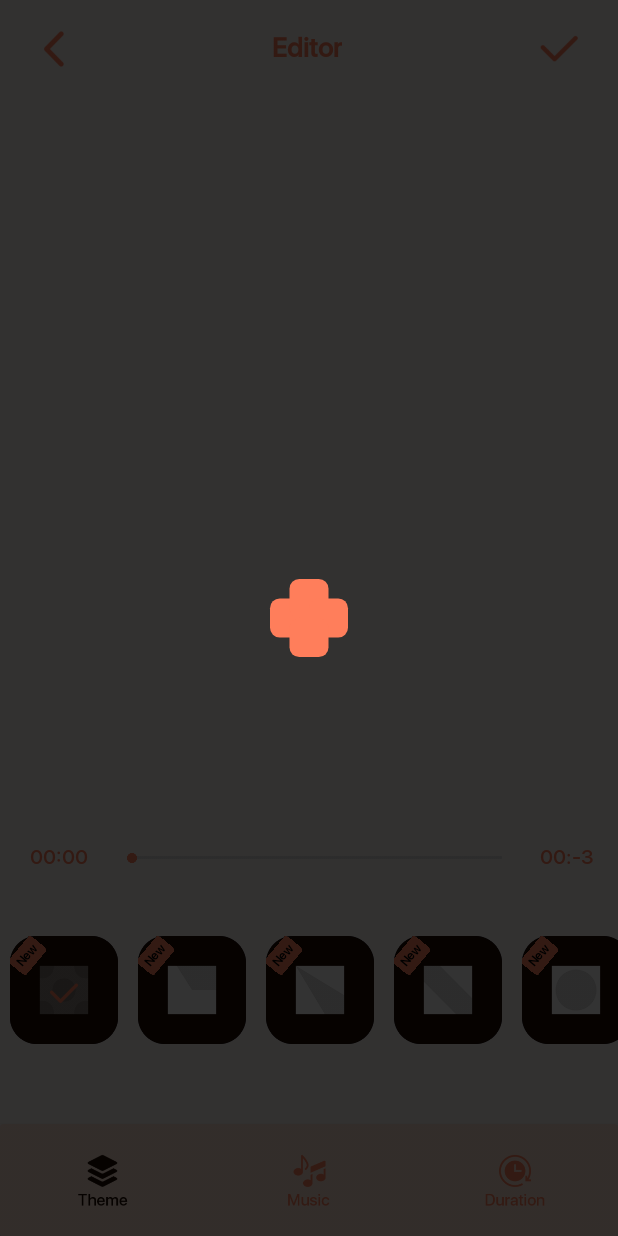
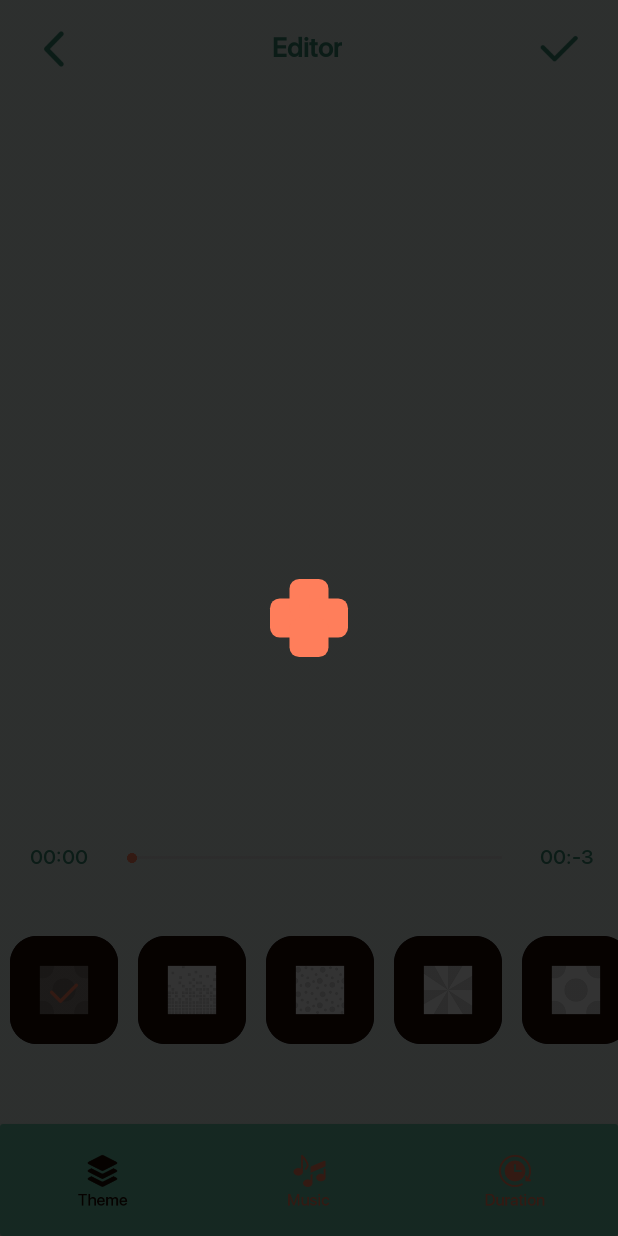
Before and after one commit to Naos-Team/PhotoMaker, an Android app: the VideoThemeActivity screen opened directly, with no data from a screen before it, on a phone screen of 412 x 824 dp. Run offline under Robolectric (Android 15) with nearby library versions, the phone set to English and light mode, and no system bars; our stand-ins replace AdMob, sdp/ssp sizes; libraries missing offline, so code that uses them is left out: com.applovin.mediation, com.applovin.sdk, com.onesignal; pictures from the network do not load; 6 statements that could not run were skipped.

Commit message:
Tuyen commit: fix somethingg

```diff
--- a/app/src/main/java/com/kessi/photovideomaker/activities/songpicker/SongGalleryActivity.java
+++ b/app/src/main/java/com/kessi/photovideomaker/activities/songpicker/SongGalleryActivity.java
@@ -844,7 +844,7 @@
     }
 
     void resetPositions() {
-        mStartPos = mPVMWSWaveformView.secondsToPixels(0.0d);
+        mStartPos = mPVMWSWaveformView.secondsToPixels(3.0d);
         mEndPos = mPVMWSWaveformView.secondsToPixels((double) mMaxPos);
     }
 
@@ -1205,7 +1205,7 @@
 
             if (mSelectedChoice == pos){
                 holder.iv.setImageResource(R.drawable.music_press);
-                holder.musicName.setTextColor(getColor(R.color.toptextcolor));
+                holder.musicName.setTextColor(getColor(R.color.music_selected));
             }else {
                 holder.iv.setImageResource(R.drawable.smusic_ic);
                 holder.musicName.setTextColor(getColor(R.color.text_music));
--- a/app/src/main/java/com/kessi/photovideomaker/activities/videoeditor/VideoThemeActivity.java
+++ b/app/src/main/java/com/kessi/photovideomaker/activities/videoeditor/VideoThemeActivity.java
@@ -24,6 +24,7 @@
 import android.view.animation.AlphaAnimation;
 import android.view.animation.Animation;
 import android.view.animation.Animation.AnimationListener;
+import android.widget.Button;
 import android.widget.FrameLayout;
 import android.widget.ImageView;
 import android.widget.LinearLayout;
@@ -123,7 +124,7 @@
     FrameLayout scaleCard;
     public static File logFile = new File(FileUtils.TEMP_DIRECTORY, "video.txt");
 
-    ImageView img_btn_yes, img_btn_no;
+    Button img_btn_yes, img_btn_no;
     LinearLayout maindailog;
 
 
@@ -1189,15 +1190,15 @@
     void popuplayout_dialog() {
 
         RelativeLayout.LayoutParams params4 = new RelativeLayout.LayoutParams(
-                getResources().getDisplayMetrics().widthPixels * 270 / 1080,
-                getResources().getDisplayMetrics().heightPixels * 106 / 1920);
+                getResources().getDisplayMetrics().widthPixels * 300 / 1080,
+                getResources().getDisplayMetrics().heightPixels * 130 / 1920);
         params4.addRule(RelativeLayout.CENTER_IN_PARENT);
         img_btn_yes.setLayoutParams(params4);
         img_btn_no.setLayoutParams(params4);
 
         RelativeLayout.LayoutParams params5 = new RelativeLayout.LayoutParams(
                 getResources().getDisplayMetrics().widthPixels * 840 / 1080,
-                getResources().getDisplayMetrics().heightPixels * 415 / 1920);
+                getResources().getDisplayMetrics().heightPixels * 500 / 1920);
         params5.addRule(RelativeLayout.CENTER_IN_PARENT);
         maindailog.setLayoutParams(params5);
     }
--- a/app/src/main/java/com/kessi/photovideomaker/util/AdManager.java
+++ b/app/src/main/java/com/kessi/photovideomaker/util/AdManager.java
@@ -54,7 +54,7 @@
 
 public class AdManager {
     public static int adCounter = 1;
-    public static int adDisplayCounter = 4;
+    public static int adDisplayCounter = 0;
 
     public static boolean isloadFbMAXAd = true;
 
@@ -129,7 +129,7 @@
     }
 
     public static void showInterAd(final Activity context, final Intent intent, final int requestCode) {
-        if (adCounter == adDisplayCounter && mInterstitialAd != null) {
+        if (adCounter == adDisplayCounter && mInterstitialAd != null && false) {
             adCounter = 1;
             mInterstitialAd.setFullScreenContentCallback(new FullScreenContentCallback() {
                 @Override
@@ -471,7 +471,7 @@
     public static void showMaxInterstitial(final Activity context, final Intent intent, final int requestCode) {
         maxIntent = intent;
         maxRequstCode = requestCode;
-        if (adCounter == adDisplayCounter && maxInterstitialAd != null && maxInterstitialAd.isReady()) {
+        if (adCounter == adDisplayCounter && maxInterstitialAd != null && maxInterstitialAd.isReady() &&false) {
             adCounter = 1;
             maxInterstitialAd.showAd();
         } else {
--- a/app/src/main/java/vcarry/adapters/ThemeAdapter.java
+++ b/app/src/main/java/vcarry/adapters/ThemeAdapter.java
@@ -37,13 +37,12 @@
         private View clickableView;
         private ImageView ivThumb;
         private View mainView;
-        private TextView tvThemeNew;
+        //private TextView tvThemeNew;
 
         public Holder(View v) {
             super(v);
             this.cbSelect = (ImageView) v.findViewById(R.id.cbSelect);
             this.ivThumb = (ImageView) v.findViewById(R.id.ivThumb);
-            this.tvThemeNew = (TextView) v.findViewById(R.id.tvThemeNew);
             this.clickableView = v.findViewById(R.id.clickableView);
             this.mainView = v;
         }
@@ -70,12 +69,12 @@
     public void onBindViewHolder(Holder holder, @SuppressLint("RecyclerView") final int pos) {
         KessiTheme PVMWSThemes = (KessiTheme) this.list.get(pos);
         Glide.with(this.application).load(Integer.valueOf(PVMWSThemes.getThemeDrawable())).into(holder.ivThumb);
-
-        if (pos<7){
-            holder.tvThemeNew.setVisibility(View.VISIBLE);
-        }else {
-            holder.tvThemeNew.setVisibility(View.GONE);
-        }
+//
+//        if (pos<7){
+//            holder.tvThemeNew.setVisibility(View.VISIBLE);
+//        }else {
+//            holder.tvThemeNew.setVisibility(View.GONE);
+//        }
 
         holder.cbSelect.setVisibility(View.GONE);
         if (position == pos){
--- a/app/src/main/res/drawable/bg_duration_item.xml
+++ b/app/src/main/res/drawable/bg_duration_item.xml
@@ -3,8 +3,8 @@
     android:shape="rectangle">
     <solid android:color="#0D000000"/>
     <corners android:radius="20dp"/>
-    <stroke android:color="@color/black"
-        android:width="2dp"/>
+    <stroke android:color="#286F5A"
+        android:width="1dp"/>
     <size android:width="200dp"
         android:height="200dp"/>
 </shape>
--- /dev/null
+++ b/app/src/main/res/drawable/bg_splash_creeen.xml
@@ -0,0 +1,6 @@
+<shape xmlns:android="http://schemas.android.com/apk/res/android">
+    <gradient
+        android:startColor="#388A72"
+        android:endColor="@color/mainbgcolor"
+        android:angle="90"/>
+</shape>
--- a/app/src/main/res/layout/activity_songgallery.xml
+++ b/app/src/main/res/layout/activity_songgallery.xml
@@ -68,7 +68,7 @@
                 android:id="@+id/waveform"
                 android:layout_width="match_parent"
                 android:layout_height="match_parent"
-                android:paddingStart="10dp" />
+                android:paddingStart="20dp" />
 
             <vcarry.view.MarkerView
                 android:id="@+id/startmarker"
@@ -204,7 +204,7 @@
 
         <androidx.recyclerview.widget.RecyclerView
             android:id="@+id/rvMusicList"
-            android:background="@color/bottom_bg_color"
+            android:background="#b5e3d4"
             android:layout_width="match_parent"
             android:layout_height="match_parent"
             android:layout_weight="1.0" />
--- a/app/src/main/res/layout/activity_splash.xml
+++ b/app/src/main/res/layout/activity_splash.xml
@@ -11,8 +11,8 @@
         android:id="@+id/bgIV"
         android:layout_width="match_parent"
         android:layout_height="match_parent"
-        android:scaleType="fitXY"
-        tools:src="@drawable/splash_bg"/>
+        android:background="@drawable/bg_splash_creeen"
+        android:scaleType="fitXY" />
 
     <LinearLayout
         android:layout_width="match_parent"
--- a/app/src/main/res/layout/theme_items.xml
+++ b/app/src/main/res/layout/theme_items.xml
@@ -31,19 +31,19 @@
         android:layout_height="match_parent"
         android:clickable="true" />
 
-    <TextView
-        android:id="@+id/tvThemeNew"
-        android:layout_width="@dimen/_18sdp"
-        android:layout_height="@dimen/_12sdp"
-        android:rotation="-50"
-        android:layout_marginTop="@dimen/_4sdp"
-        android:layout_gravity="bottom"
-        android:text="New"
-        android:background="@drawable/lbg"
-        android:gravity="center"
-        android:maxLines="1"
-        android:singleLine="true"
-        android:textStyle="bold"
-        android:textColor="@color/black"
-        android:textSize="@dimen/_6sdp" />
+<!--    <TextView-->
+<!--        android:id="@+id/tvThemeNew"-->
+<!--        android:layout_width="@dimen/_18sdp"-->
+<!--        android:layout_height="@dimen/_12sdp"-->
+<!--        android:rotation="-50"-->
+<!--        android:layout_marginTop="@dimen/_4sdp"-->
+<!--        android:layout_gravity="bottom"-->
+<!--        android:text="New"-->
+<!--        android:background="@drawable/lbg"-->
+<!--        android:gravity="center"-->
+<!--        android:maxLines="1"-->
+<!--        android:singleLine="true"-->
+<!--        android:textStyle="bold"-->
+<!--        android:textColor="@color/black"-->
+<!--        android:textSize="@dimen/_6sdp" />-->
 </RelativeLayout>
--- a/app/src/main/res/layout/video_preview.xml
+++ b/app/src/main/res/layout/video_preview.xml
@@ -382,8 +382,7 @@
                 android:id="@+id/llEdit"
                 android:layout_width="match_parent"
                 android:layout_height="match_parent"
-                android:orientation="horizontal"
-                android:weightSum="4">
+                android:orientation="horizontal">
 
                 <RelativeLayout
                     android:id="@+id/relativeLayout2"
--- a/app/src/main/res/values/colors.xml
+++ b/app/src/main/res/values/colors.xml
@@ -11,27 +11,29 @@
     <color name="opacitywhite">#80ffffff</color>
 
 
-    <color name="mainbgcolor">#F8F3F0</color>
-    <color name="toptextcolor">#FF7E5B</color>
-    <color name="bottom_bg_color">#FCE1D3</color>
-
+    <color name="mainbgcolor">#E0EDE8</color>
+    <color name="toptextcolor">#388A72</color>
+    <color name="bottom_bg_color">#6BC7A9</color>
 
     <color name="stickerline">#FF7E5B</color>
+
+    <color name="music_selected">#205848</color>
 
     <color name="colorwhite">#FFFFFF</color>
 
 
-    <color name="wavebgcolor">@color/bottom_bg_color</color>
+    <color name="wavebgcolor">@color/mainbgcolor</color>
 
     <color name="app_color">#6BC7A9</color>
 
     <color name="grid_line">#00000000</color>
-    <color name="waveform_selected">#6BC7A9</color>
+    <color name="waveform_selected">#388A72</color>
+<!--    388A72-->
     <color name="waveform_unselected">#585254</color>
-    <color name="waveform_unselected_bkgnd_overlay">#FCE1D3</color>
+    <color name="waveform_unselected_bkgnd_overlay">@color/grid_line</color>
     <color name="selection_border">#ffff99</color>
     <color name="playback_indicator">#ffffff</color>
-    <color name="timecode">#ffffff</color>
+    <color name="timecode">@color/music_selected</color>
     <color name="timecode_shadow">#ffffff</color>
     <color name="text_music">#1D0A00</color>
 
```
Also changed, not shown: app/src/main/java/com/kessi/photovideomaker/activities/VideoPlayerActivity.java (+4 -3 lines), app/src/main/java/vcarry/mask/KessiTheme.java (+140 -140 lines), app/src/main/res/drawable/bg_no_button_for_dialog.xml (renamed from imageeditlibrary/src/main/res/drawable-xhdpi/custom_seakbar.xml, +5 -8 lines), app/src/main/res/drawable/bg_yes_button_for_dialog.xml (added, +8 -0 lines), app/src/main/res/layout/delete_alert.xml (+16 -6 lines), app/src/main/res/layout/dialog_delete.xml (+24 -14 lines).
